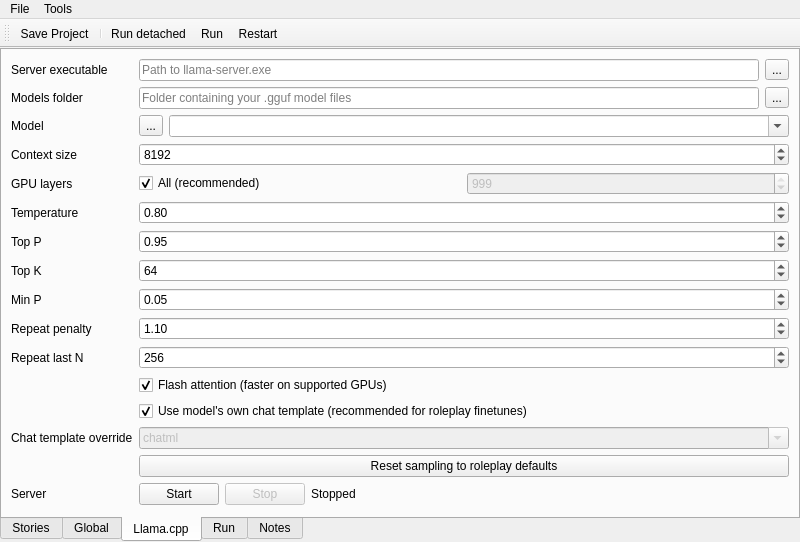
The window that llama_stories.ui (almien1/OllamaStories) describes before a commit, drawn with Qt 5.
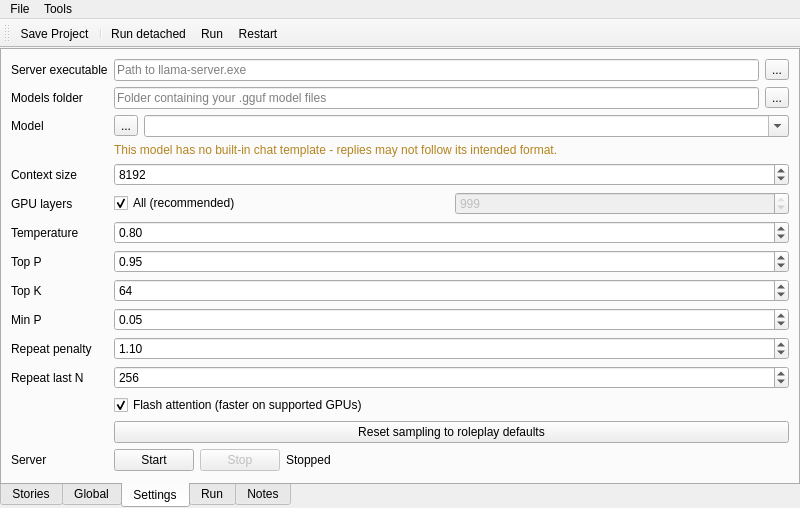
The same window after the commit. The open tabs and pages were chosen to show the change. Icons and pictures are not drawn. Custom widgets are drawn as their Qt base class.

Patch:
```diff
--- a/llama_stories.ui
+++ b/llama_stories.ui
@@ -7,7 +7,7 @@
     <x>0</x>
     <y>0</y>
     <width>800</width>
-    <height>483</height>
+    <height>502</height>
    </rect>
   </property>
   <property name="windowTitle">
@@ -232,7 +232,7 @@
       </widget>
       <widget class="QWidget" name="llamaCppTab">
        <attribute name="title">
-        <string>Llama.cpp</string>
+        <string>Settings</string>
        </attribute>
        <layout class="QVBoxLayout" name="verticalLayout_8">
         <item>
@@ -339,14 +339,30 @@
             </item>
            </layout>
           </item>
-          <item row="3" column="0">
+          <item row="3" column="1">
+           <widget class="QLabel" name="lblChatTemplateWarning">
+            <property name="visible">
+             <bool>false</bool>
+            </property>
+            <property name="styleSheet">
+             <string notr="true">color: #b3841f;</string>
+            </property>
+            <property name="text">
+             <string>This model has no built-in chat template - replies may not follow its intended format.</string>
+            </property>
+            <property name="wordWrap">
+             <bool>true</bool>
+            </property>
+           </widget>
+          </item>
+          <item row="4" column="0">
            <widget class="QLabel" name="lblLlamaContext">
             <property name="text">
              <string>Context size</string>
             </property>
            </widget>
           </item>
-          <item row="3" column="1">
+          <item row="4" column="1">
            <widget class="QSpinBox" name="spinLlamaContext">
             <property name="toolTip">
              <string>Maximum tokens (prompt + conversation history) the model keeps in mind at once. Larger values need more VRAM.</string>
@@ -365,14 +381,14 @@
             </property>
            </widget>
           </item>
-          <item row="4" column="0">
+          <item row="5" column="0">
            <widget class="QLabel" name="lblLlamaGpuLayers">
             <property name="text">
              <string>GPU layers</string>
             </property>
            </widget>
           </item>
-          <item row="4" column="1">
+          <item row="5" column="1">
            <layout class="QHBoxLayout" name="horizontalLayout_9">
             <item>
              <widget class="QCheckBox" name="chkGpuLayersAll">
@@ -408,14 +424,14 @@
             </item>
            </layout>
           </item>
-          <item row="5" column="0">
+          <item row="6" column="0">
            <widget class="QLabel" name="lblLlamaTemp">
             <property name="text">
              <string>Temperature</string>
             </property>
            </widget>
           </item>
-          <item row="5" column="1">
+          <item row="6" column="1">
            <widget class="QDoubleSpinBox" name="spinLlamaTemp">
             <property name="toolTip">
              <string>Randomness of word choice. Higher is more creative and varied; lower is more focused and predictable.</string>
@@ -437,14 +453,14 @@
             </property>
            </widget>
           </item>
-          <item row="6" column="0">
+          <item row="7" column="0">
            <widget class="QLabel" name="lblLlamaTopP">
             <property name="text">
              <string>Top P</string>
             </property>
            </widget>
           </item>
-          <item row="6" column="1">
+          <item row="7" column="1">
            <widget class="QDoubleSpinBox" name="spinLlamaTopP">
             <property name="toolTip">
              <string>Nucleus sampling: only consider the smallest set of next-word candidates whose combined probability reaches this fraction.</string>
@@ -466,14 +482,14 @@
             </property>
            </widget>
           </item>
-          <item row="7" column="0">
+          <item row="8" column="0">
            <widget class="QLabel" name="lblLlamaTopK">
             <property name="text">
              <string>Top K</string>
             </property>
            </widget>
           </item>
-          <item row="7" column="1">
+          <item row="8" column="1">
            <widget class="QSpinBox" name="spinLlamaTopK">
             <property name="toolTip">
              <string>Only consider the K most likely next words at each step.</string>
@@ -489,14 +505,14 @@
             </property>
            </widget>
           </item>
-          <item row="8" column="0">
+          <item row="9" column="0">
            <widget class="QLabel" name="lblLlamaMinP">
             <property name="text">
              <string>Min P</string>
             </property>
            </widget>
           </item>
-          <item row="8" column="1">
+          <item row="9" column="1">
            <widget class="QDoubleSpinBox" name="spinLlamaMinP">
             <property name="toolTip">
              <string>Discard words less likely than this fraction of the single most likely word. Keeps replies coherent without cutting off creative choices the way a low temperature would.</string>
@@ -518,14 +534,14 @@
             </property>
            </widget>
           </item>
-          <item row="9" column="0">
+          <item row="10" column="0">
            <widget class="QLabel" name="lblLlamaRepeatPenalty">
             <property name="text">
              <string>Repeat penalty</string>
             </property>
            </widget>
           </item>
-          <item row="9" column="1">
+          <item row="10" column="1">
            <widget class="QDoubleSpinBox" name="spinLlamaRepeatPenalty">
             <property name="toolTip">
              <string>Makes recently-used words less likely to be repeated. 1.0 disables it; higher values push harder against repetition.</string>
@@ -547,14 +563,14 @@
             </property>
            </widget>
           </item>
-          <item row="10" column="0">
+          <item row="11" column="0">
            <widget class="QLabel" name="lblLlamaRepeatLastN">
             <property name="text">
              <string>Repeat last N</string>
             </property>
            </widget>
           </item>
-          <item row="10" column="1">
+          <item row="11" column="1">
            <widget class="QSpinBox" name="spinLlamaRepeatLastN">
             <property name="toolTip">
              <string>How many of the most recent tokens the repeat penalty looks back over.</string>
@@ -570,7 +586,7 @@
             </property>
            </widget>
           </item>
-          <item row="11" column="1">
+          <item row="12" column="1">
            <widget class="QCheckBox" name="chkFlashAttention">
             <property name="toolTip">
              <string>Faster, lower-memory attention computation on supported GPUs. Leave on unless llama-server reports it isn't supported.</string>
@@ -583,70 +599,7 @@
             </property>
            </widget>
           </item>
-          <item row="12" column="1">
-           <widget class="QCheckBox" name="chkUseModelTemplate">
-            <property name="toolTip">
-             <string>Format the conversation using the chat template stored inside the model file itself (--jinja), so it sees prompts in the format it was trained on. Recommended, especially for roleplay finetunes with unusual templates.</string>
-            </property>
-            <property name="text">
-             <string>Use model's own chat template (recommended for roleplay finetunes)</string>
-            </property>
-            <property name="checked">
-             <bool>true</bool>
-            </property>
-           </widget>
-          </item>
-          <item row="13" column="0">
-           <widget class="QLabel" name="lblChatTemplate">
-            <property name="text">
-             <string>Chat template override</string>
-            </property>
-           </widget>
-          </item>
           <item row="13" column="1">
-           <widget class="QComboBox" name="cmbChatTemplate">
-            <property name="toolTip">
-             <string>Only used when "Use model's own chat template" is off: which built-in template to force instead.</string>
-            </property>
-            <property name="enabled">
-             <bool>false</bool>
-            </property>
-            <property name="editable">
-             <bool>true</bool>
-            </property>
-            <item>
-             <property name="text">
-              <string>chatml</string>
-             </property>
-            </item>
-            <item>
-             <property name="text">
-              <string>llama3</string>
-             </property>
-            </item>
-            <item>
-             <property name="text">
-              <string>gemma</string>
-             </property>
-            </item>
-            <item>
-             <property name="text">
-              <string>mistral-v7</string>
-             </property>
-            </item>
-            <item>
-             <property name="text">
-              <string>vicuna</string>
-             </property>
-            </item>
-            <item>
-             <property name="text">
-              <string>phi3</string>
-             </property>
-            </item>
-           </widget>
-          </item>
-          <item row="14" column="1">
            <widget class="QPushButton" name="btnRoleplayDefaults">
             <property name="toolTip">
              <string>Reset all the sampling values above back to the recommended roleplay defaults.</string>
@@ -656,14 +609,14 @@
             </property>
            </widget>
           </item>
-          <item row="15" column="0">
+          <item row="14" column="0">
            <widget class="QLabel" name="lblLlamaServerState">
             <property name="text">
              <string>Server</string>
             </property>
            </widget>
           </item>
-          <item row="15" column="1">
+          <item row="14" column="1">
            <layout class="QHBoxLayout" name="horizontalLayout_8">
             <item>
              <widget class="QPushButton" name="btnStartLlamaServer">
```
Left out of the diff: 10 changed lines with no effect on the pictures.
